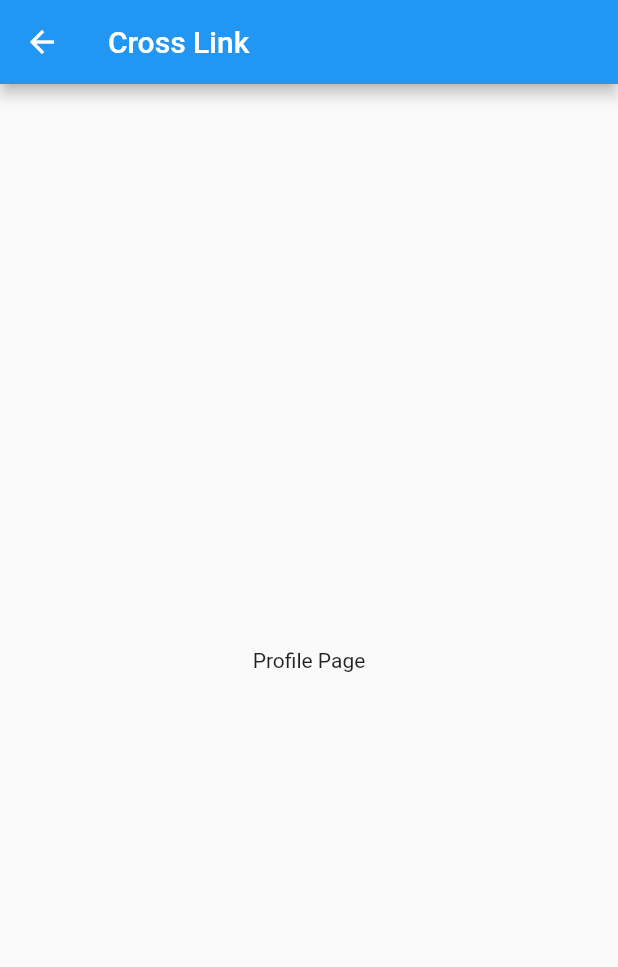
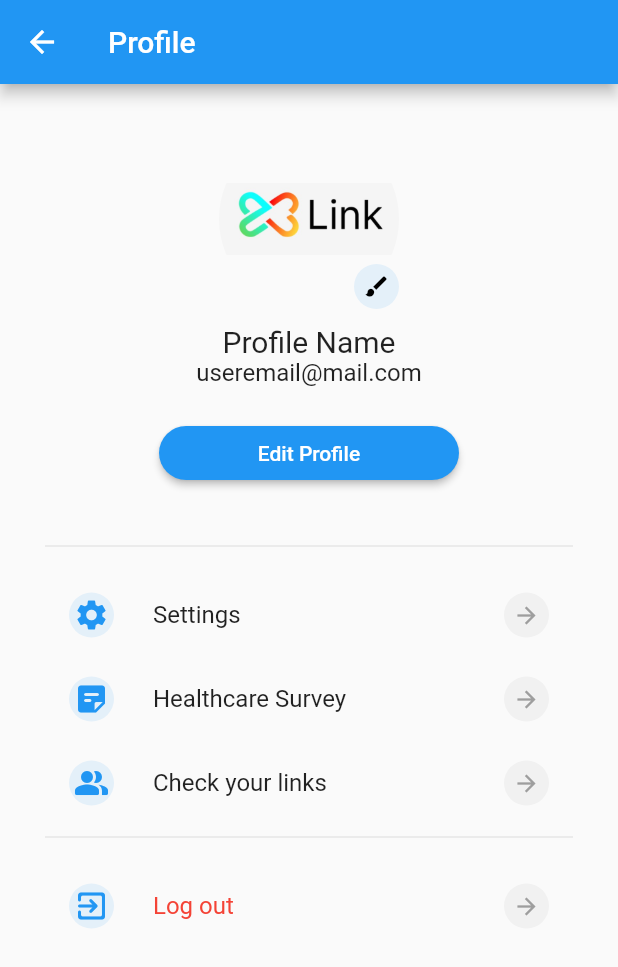
Before and after one commit to Link-Kon/Cross-Link-Mobile-Frontend, a Flutter app: the screen it shows after launch, in the side drawer, after a tap on "Profile", on a phone screen of 412 x 824 dp. Shown: the top 967 px of the screen. Run offline on Flutter 3.47's test engine with Material 2 defaults, Android fonts, the phone set to English and light mode, and no system bars; our stand-ins replace dio.

Commit message:
add profile

```diff
--- a/lib/src/config/router/app_router.dart
+++ b/lib/src/config/router/app_router.dart
@@ -7,6 +7,7 @@ import 'package:cross_link/src/presentation/pages/profile_page.dart';
 import 'package:cross_link/src/presentation/pages/settings_page.dart';
 import 'package:cross_link/src/presentation/pages/summary_page.dart';
 import 'package:cross_link/src/presentation/pages/sign_up_page.dart';
+import 'package:cross_link/src/presentation/pages/update_profile_screen.dart';
 import 'package:flutter/widgets.dart';
 
 Map<String, Widget Function(BuildContext)> appRoutes() {
@@ -16,6 +17,7 @@ Map<String, Widget Function(BuildContext)> appRoutes() {
     Routes.DEVICE_SETTINGS: (_) => const DeviceSettingsPage(),
     Routes.HEALTHCARE_SURVEY: (_) => HealthcareSurveyPage(),
     Routes.PROFILE: (_) => const ProfilePage(),
+    Routes.UPDATE_PROFILE: (_) => const UpdateProfilePage(),
     Routes.SETTINGS: (_) => const SettingsPage(),
     Routes.SUMMARY: (_) => const SummaryPage(),
     Routes.USER_REGISTRATION: (_) => SignUpPage(),
--- a/lib/src/config/router/routes.dart
+++ b/lib/src/config/router/routes.dart
@@ -10,6 +10,8 @@ abstract class Routes {
   // ignore: constant_identifier_names
   static const PROFILE = '/profile';
   // ignore: constant_identifier_names
+  static const UPDATE_PROFILE = '/update_profile';
+  // ignore: constant_identifier_names
   static const SETTINGS = '/settings';
   // ignore: constant_identifier_names
   static const SUMMARY = '/summary';
--- a/lib/src/presentation/pages/profile_page.dart
+++ b/lib/src/presentation/pages/profile_page.dart
@@ -1,23 +1,123 @@
+import 'package:cross_link/src/config/router/routes.dart';
+import 'package:cross_link/src/utils/constants/nums.dart';
+import 'package:cross_link/src/utils/constants/strings.dart';
 import 'package:flutter/material.dart';
 
-class ProfilePage extends StatefulWidget {
+class ProfilePage extends StatelessWidget {
   const ProfilePage({super.key});
-  @override
-  State<ProfilePage> createState() => _ProfilePageState();
-}
-
-class _ProfilePageState extends State<ProfilePage>{
 
   @override
   Widget build(BuildContext context) {
     return Scaffold(
       appBar: AppBar(
-        title: const Text("Cross Link"),
+        title: const Text("Profile"),
       ),
       body: Container(
-        alignment: Alignment.center,
-        child: const Text("Profile Page"),
+        padding: const EdgeInsets.all(defaultSize),
+        child: Column(
+          children: <Widget>[
+            Stack(
+              children: [
+                SizedBox(
+                  width: 120,
+                  height: 120,
+                  child: ClipRRect(
+                    borderRadius: BorderRadius.circular(100),
+                    child: const Image(image: AssetImage(defaultProfileImage)),
+                  ),
+                ),
+                Positioned(
+                  bottom: 0,
+                  right: 0,
+                  child: Container(
+                    width: 30,
+                    height: 30,
+                    decoration: BoxDecoration(
+                      borderRadius: BorderRadius.circular(100),
+                      color: Colors.blue.withOpacity(0.1),
+                    ),
+                    child: const Icon(Icons.brush, size: 18, color: Colors.black,),
+                  ),
+                )
+              ],
+            ),
+            const SizedBox(height: 10,),
+            const Text('Profile Name', style: TextStyle(fontSize: 20),),
+            const Text('useremail@mail.com', style: TextStyle(fontSize: 16),),
+            const SizedBox(height: 20,),
+            SizedBox(
+              width: 200,
+              child: ElevatedButton(
+                onPressed: () {Navigator.pushNamed(context, Routes.UPDATE_PROFILE);},
+                style: ElevatedButton.styleFrom(
+                    backgroundColor: Colors.blue, side: BorderSide.none, shape: const StadiumBorder()
+                ),
+                child: const Text('Edit Profile', style: TextStyle(color: Colors.white),),
+              ),
+            ),
+            const SizedBox(height: 30,),
+            const Divider(),
+            const SizedBox(height: 10,),
+
+            //Menu
+            ProfileMenuWidget(title: 'Settings', icon: Icons.settings, onPress: () {},),
+            ProfileMenuWidget(title: 'Healthcare Survey', icon: Icons.sticky_note_2_rounded, onPress: () {},),
+            ProfileMenuWidget(title: 'Check your links', icon: Icons.people_alt_rounded, onPress: () {},),
+            const Divider(),
+            const SizedBox(height: 10,),
+            ProfileMenuWidget(
+              title: 'Log out',
+              icon: Icons.exit_to_app_rounded,
+              textColor: Colors.red,
+              onPress: () {},
+            ),
+          ],
+        ),
       ),
     );
   }
+
 }
+
+class ProfileMenuWidget extends StatelessWidget {
+  const ProfileMenuWidget({
+    super.key,
+    required this.title,
+    required this.icon,
+    required this.onPress,
+    this.endIcon = true,
+    this.textColor,
+  });
+
+  final String title;
+  final IconData icon;
+  final VoidCallback onPress;
+  final bool endIcon;
+  final Color? textColor;
+
+  @override
+  Widget build(BuildContext context) {
+    return ListTile(
+      onTap: onPress,
+      leading: Container(
+        width: 30,
+        height: 30,
+        decoration: BoxDecoration(
+          borderRadius: BorderRadius.circular(100),
+          color: Colors.blue.withOpacity(0.1),
+        ),
+        child: Icon(icon, color: Colors.blue,),
+      ),
+      title: Text(title, style: const TextStyle(fontSize: 16).apply(color: textColor),),
+      trailing: endIcon? Container(
+        width: 30,
+        height: 30,
+        decoration: BoxDecoration(
+          borderRadius: BorderRadius.circular(100),
+          color: Colors.grey.withOpacity(0.1),
+        ),
+        child: const Icon(Icons.arrow_forward, size: 18, color: Colors.grey,),
+      ) : null,
+    );
+  }
+}
--- a/lib/src/presentation/widgets/navigation_drawer_widget.dart
+++ b/lib/src/presentation/widgets/navigation_drawer_widget.dart
@@ -1,5 +1,6 @@
 import 'package:cross_link/src/config/router/routes.dart';
 import 'package:cross_link/src/presentation/widgets/sign_up_widget.dart';
+import 'package:cross_link/src/utils/constants/strings.dart';
 import 'package:flutter/material.dart';
 
 class NavigationDrawerWidget extends StatelessWidget {
@@ -15,8 +16,8 @@ class NavigationDrawerWidget extends StatelessWidget {
         child: ListView(
           padding: padding,
           children: <Widget>[
-            const DrawerHeader(
-              child: Icon(Icons.watch_rounded, size: 60,),
+            DrawerHeader(
+              child: Image.asset(logoImage),
             ),
             buildMenuItem(
               text: 'Profile',
@@ -90,13 +91,13 @@ class NavigationDrawerWidget extends StatelessWidget {
         Navigator.pushNamed(context, Routes.DEVICE_LINKS);
         break;
       case 4:
-        Navigator.pushNamed(context, Routes.HOME); //TODO: create a Product Help page
+        debugPrint('product help'); //TODO: create a Product Help page
         break;
       case 5:
-        Navigator.pushNamed(context, Routes.HOME); //TODO: create a Privacy Policy
+        debugPrint('privacy policy'); //TODO: create a Privacy Policy
         break;
       case 6:
-        Navigator.pushReplacementNamed(context, Routes.HOME); //TODO: make log out method
+        debugPrint('log out'); //TODO: make log out method
         break;
     }
   }
--- a/lib/src/utils/constants/strings.dart
+++ b/lib/src/utils/constants/strings.dart
@@ -1,2 +1,6 @@
 // App
 const String appTittle = 'Cross Link';
+
+// Images
+const logoImage = 'assets/LinkLogo.jpg';
+const defaultProfileImage = 'assets/LinkLogo.jpg';
--- a/pubspec.yaml
+++ b/pubspec.yaml
@@ -28,3 +28,5 @@ dev_dependencies:
 
 flutter:
   uses-material-design: true
+  assets:
+    - assets/
```
Also changed, not shown: lib/src/presentation/pages/update_profile_screen.dart (added, +102 -0 lines), assets/LinkLogo.jpg (added).
